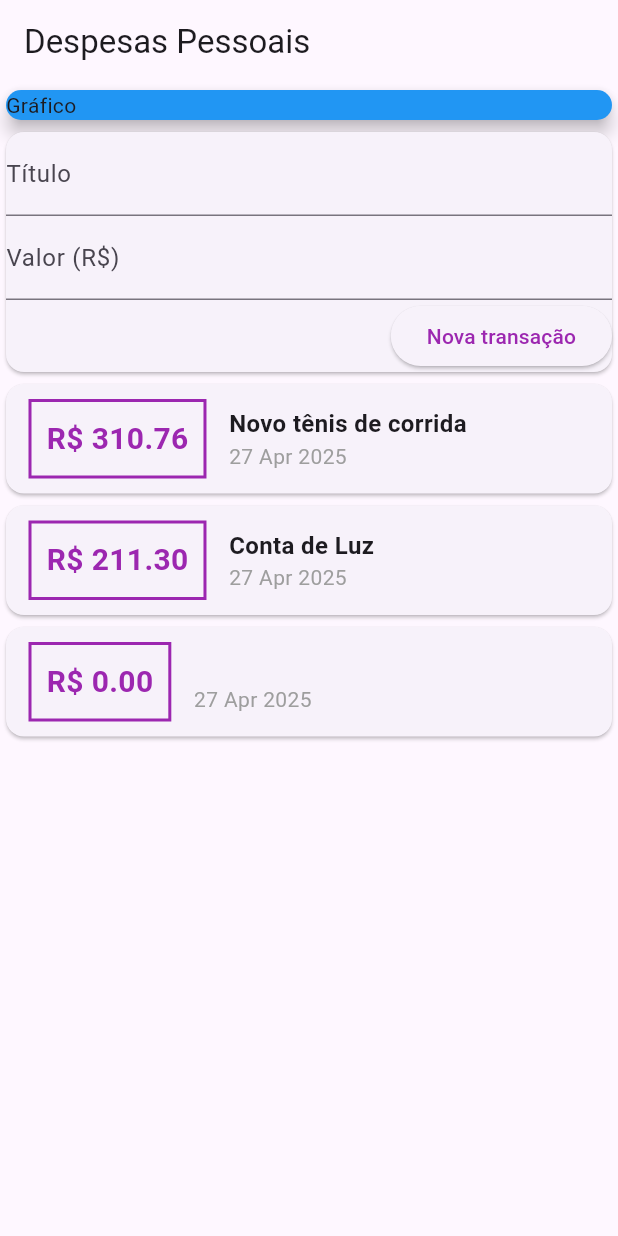
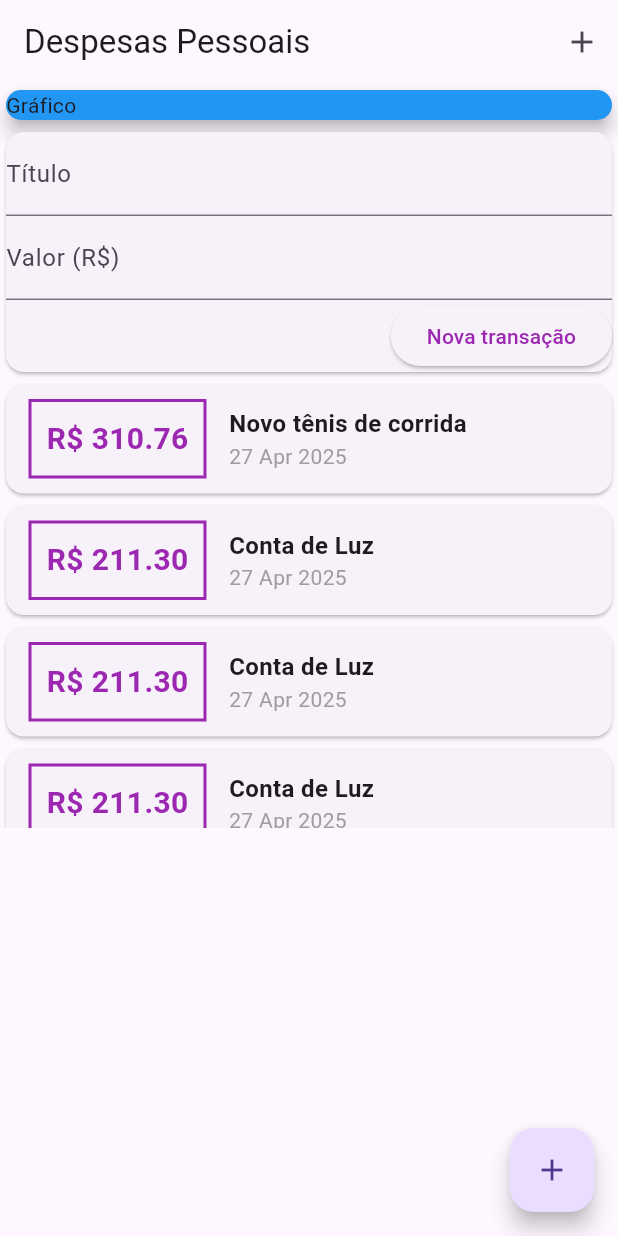
Before and after one commit to PauloHenriqque/expenses, a Flutter app: the screen it shows after launch, after a tap on "Nova transação", on a phone screen of 412 x 824 dp. Run offline on Flutter 3.47's test engine with Material 3 defaults, Android fonts, the phone set to English and light mode, and no system bars.

Commit message:
Mudando a lista de despesas para um ListView, adicionando botões para criar novas despesas e modificando o formulário de criação

```diff
--- a/lib/components/transaction_form.dart
+++ b/lib/components/transaction_form.dart
@@ -8,6 +8,17 @@ class TransactionForm extends StatelessWidget {
 
   TransactionForm(this.onSubmit, {super.key});
 
+  _onSubmitForm() {
+    final title = titleController.text;
+    final value = double.tryParse(valueController.text) ?? 0.0;
+    onSubmit(title, value);
+
+    if (title.isEmpty || value <= 0) {
+      return;
+    }
+    onSubmit(title, value);
+  }
+
   @override
   Widget build(BuildContext context) {
     return Card(
@@ -16,24 +27,21 @@ class TransactionForm extends StatelessWidget {
           TextField(
             decoration: InputDecoration(labelText: 'Título'),
             controller: titleController,
+            onSubmitted: (_) => _onSubmitForm(),
           ),
           TextField(
             decoration: InputDecoration(labelText: 'Valor (R\$)'),
             controller: valueController,
+            keyboardType: TextInputType.numberWithOptions(decimal: true),
+            onSubmitted: (_) => _onSubmitForm(),
           ),
           Row(
             mainAxisAlignment: MainAxisAlignment.end,
             children: [
               ElevatedButton(
+                style: ElevatedButton.styleFrom(foregroundColor: Colors.purple),
+                onPressed: _onSubmitForm,
                 child: Text('Nova transação'),
-                      style: ElevatedButton.styleFrom(
-                        foregroundColor: Colors.purple,
-                      ),
-                      onPressed: () {
-                        final title = titleController.text;
-                        final value = double.tryParse(valueController.text) ?? 0.0;
-                        onSubmit(title, value);
-                      },
               ),
             ],
           ),
--- a/lib/components/transaction_list.dart
+++ b/lib/components/transaction_list.dart
@@ -1,32 +1,38 @@
-import 'package:expenses/models/transaction.dart';
 import 'package:flutter/material.dart';
+import '../models/transaction.dart';
 import 'package:intl/intl.dart';
 
 class TransactionList extends StatelessWidget {
+  final List<Transaction> transactions;
 
-  final List<Transaction> transactions;
-  const TransactionList(this.transactions, {super.key});
+  const TransactionList(this.transactions, {Key? key}) : super(key: key);
 
   @override
   Widget build(BuildContext context) {
-    return Column(
-            children:
-                transactions.map((tr) {
+    return SizedBox(
+      height: 300,
+      child: ListView.builder(
+        itemCount: transactions.length,
+        itemBuilder: (ctx, index) {
+          final tr = transactions[index];
           return Card(
             child: Row(
               children: [
                 Container(
-                          margin: EdgeInsets.symmetric(
+                  margin: const EdgeInsets.symmetric(
+                    horizontal: 15,
                     vertical: 10,
-                            horizontal: 15,
                   ),
                   decoration: BoxDecoration(
-                            border: Border.all(color: Colors.purple, width: 2),
+                    border: Border.all(
+                      color: Colors.purple,
+                      width: 2,
                     ),
-                          padding: EdgeInsets.all(10),
+                  ),
+                  padding: const EdgeInsets.all(10),
                   child: Text(
                     'R\$ ${tr.value.toStringAsFixed(2)}',
-                            style: TextStyle(
+                    style: const TextStyle(
                       fontWeight: FontWeight.bold,
                       fontSize: 20,
                       color: Colors.purple,
@@ -38,21 +44,24 @@ class TransactionList extends StatelessWidget {
                   children: [
                     Text(
                       tr.title,
-                              style: TextStyle(
+                      style: const TextStyle(
                         fontSize: 16,
                         fontWeight: FontWeight.bold,
                       ),
                     ),
                     Text(
                       DateFormat('d MMM y').format(tr.date),
-                              style: TextStyle(color: Colors.grey),
+                      style: const TextStyle(
+                        color: Colors.grey,
+                      ),
                     ),
                   ],
                 ),
               ],
             ),
           );
-                }).toList(),
+        },
+      ),
     );
   }
 }
--- a/lib/components/transaction_user.dart
+++ b/lib/components/transaction_user.dart
@@ -27,6 +27,24 @@ class _TransactionUserState extends State<TransactionUser> {
       value: 211.30,
       date: DateTime.now(),
     ),
+    Transaction(
+      id: 't3',
+      title: 'Conta de Luz',
+      value: 211.30,
+      date: DateTime.now(),
+    ),
+    Transaction(
+      id: 't4',
+      title: 'Conta de Luz',
+      value: 211.30,
+      date: DateTime.now(),
+    ),
+    Transaction(
+      id: 't5',
+      title: 'Conta de Luz',
+      value: 211.30,
+      date: DateTime.now(),
+    ),
   ];
 
   _addTransaction(String title, double value) {
--- a/lib/main.dart
+++ b/lib/main.dart
@@ -13,13 +13,15 @@ class ExpensesApp extends StatelessWidget {
 }
 
 class MyHomePage extends StatelessWidget {
-
   MyHomePage({super.key});
 
   @override
   Widget build(BuildContext context) {
     return Scaffold(
-      appBar: AppBar(title: const Text('Despesas Pessoais')),
+      appBar: AppBar(
+        title: const Text('Despesas Pessoais'),
+        actions: <Widget>[IconButton(icon: Icon(Icons.add), onPressed: () {})],
+      ),
       body: SingleChildScrollView(
         child: Column(
           mainAxisAlignment: MainAxisAlignment.start,
@@ -30,6 +32,10 @@ class MyHomePage extends StatelessWidget {
           ],
         ),
       ),
+      floatingActionButton: FloatingActionButton(
+        child: Icon(Icons.add),
+        onPressed: () {},
+      ),
     );
   }
 }
```
Lines whose indentation alone changed are shown as unchanged.
